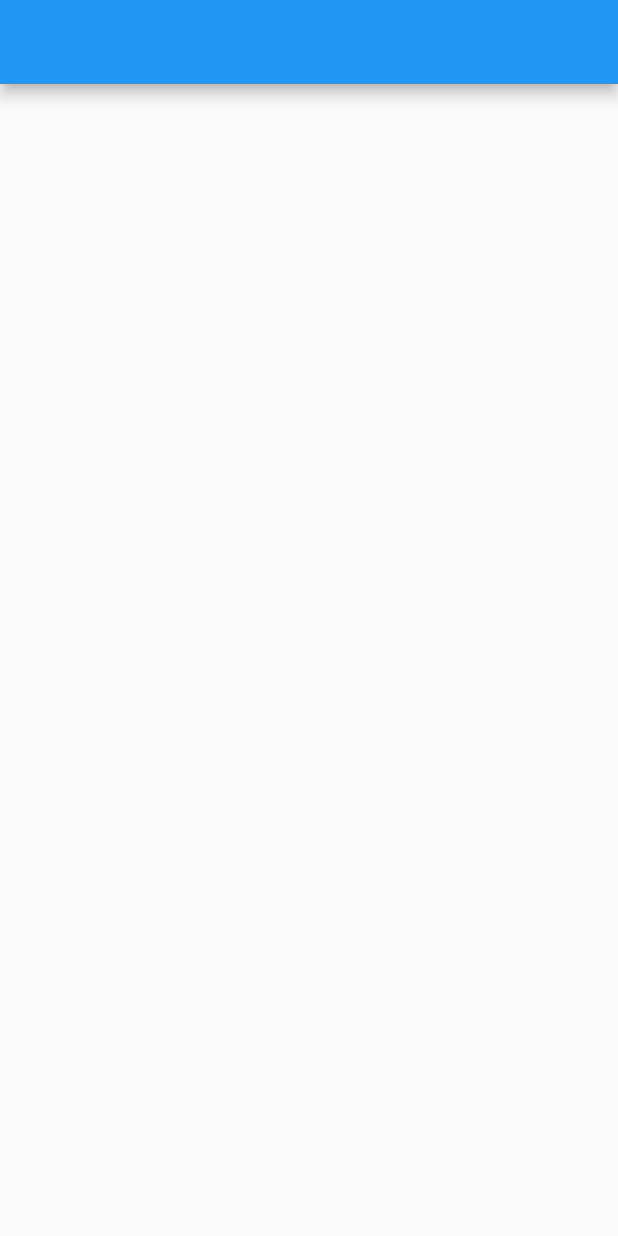
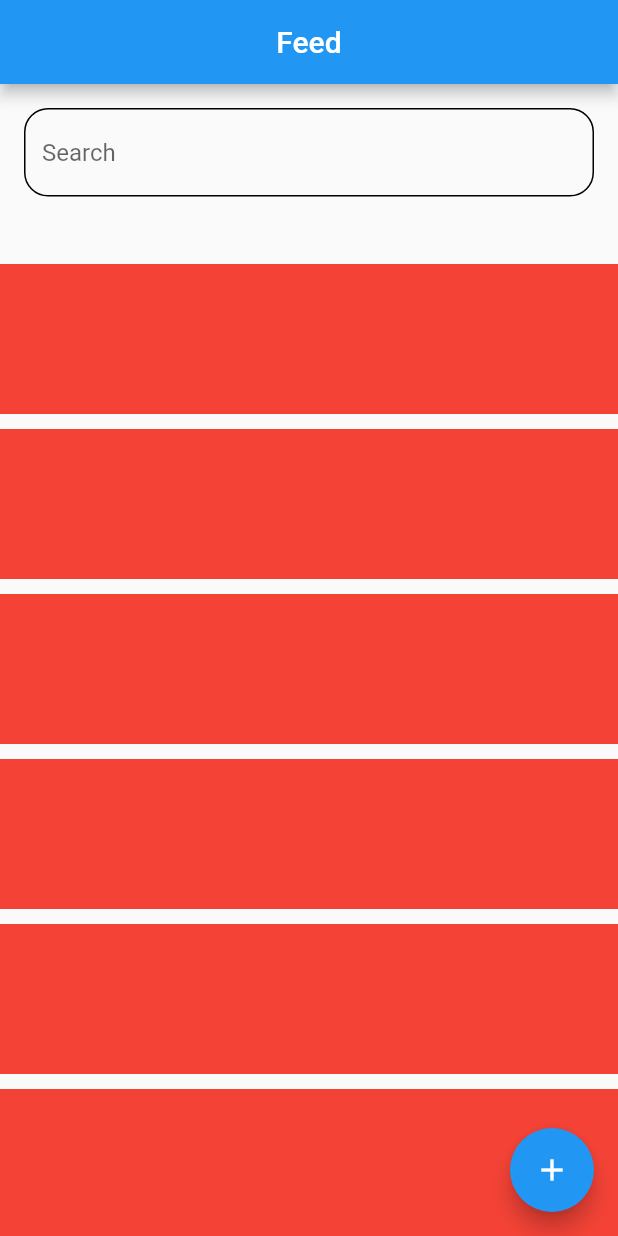
Before and after one commit to rohankandwal/Maersk-Demo-App, a Flutter app: the screen it shows after launch, on a phone screen of 412 x 824 dp. Run offline on Flutter 3.47's test engine with Material 2 defaults, Android fonts, the phone set to English and light mode, and no system bars.

Commit message:
FeedScreen - base UI created

```diff
--- a/lib/feed_screen.dart
+++ b/lib/feed_screen.dart
@@ -8,6 +8,8 @@ class FeedScreen extends StatefulWidget {
 }
 
 class _FeedScreenState extends State<FeedScreen> {
+  final TextEditingController _searchController = TextEditingController();
+
   @override
   Widget build(BuildContext context) {
     return Scaffold(
@@ -17,15 +19,82 @@ class _FeedScreenState extends State<FeedScreen> {
     );
   }
 
+  /// Gets the Appbar for the screen
   AppBar _getAppBar() {
-    return AppBar();
+    return AppBar(
+      title: const Text(
+        "Feed",
+      ),
+      centerTitle: true,
+    );
   }
 
+  /// Gets the floating action button which will redirect to create new screen
   Widget _getFloatingActionButton() {
-    return Container();
+    return FloatingActionButton(
+      onPressed: () {},
+      child: const Icon(Icons.add),
+    );
   }
 
+  /// Gets the main body for the app which contains a searchbar and a listview
   Widget _getBody() {
-    return Container();
+    return Stack(
+      children: [
+        Positioned(
+          child: _getSearchField(),
+          left: 0,
+          right: 0,
+          top: 0,
+        ),
+        Positioned(
+          child: _getFeedItems(),
+          left: 0,
+          right: 0,
+          top: 120,
+          bottom: 0,
+        )
+      ],
+    );
+  }
+
+  Widget _getSearchField() {
+    return Container(
+      padding: const EdgeInsets.all(16),
+      height: 120,
+      child: TextFormField(
+        controller: _searchController,
+        decoration: InputDecoration(
+          hintText: "Search",
+          border: _getBorder(Colors.black),
+          enabledBorder: _getBorder(Colors.black),
+          errorBorder: _getBorder(Colors.red),
+        ),
+      ),
+    );
+  }
+
+  InputBorder _getBorder(final Color color) {
+    return OutlineInputBorder(
+      borderRadius: BorderRadius.circular(16),
+      borderSide: BorderSide(color: color),
+    );
+  }
+
+  Widget _getFeedItems() {
+    return ListView.separated(
+        itemBuilder: (context, index) {
+          return Container(
+            width: double.infinity,
+            height: 100,
+            color: Colors.red,
+          );
+        },
+        separatorBuilder: (context, index) {
+          return const SizedBox(
+            height: 10,
+          );
+        },
+        itemCount: 10);
   }
 }
```
